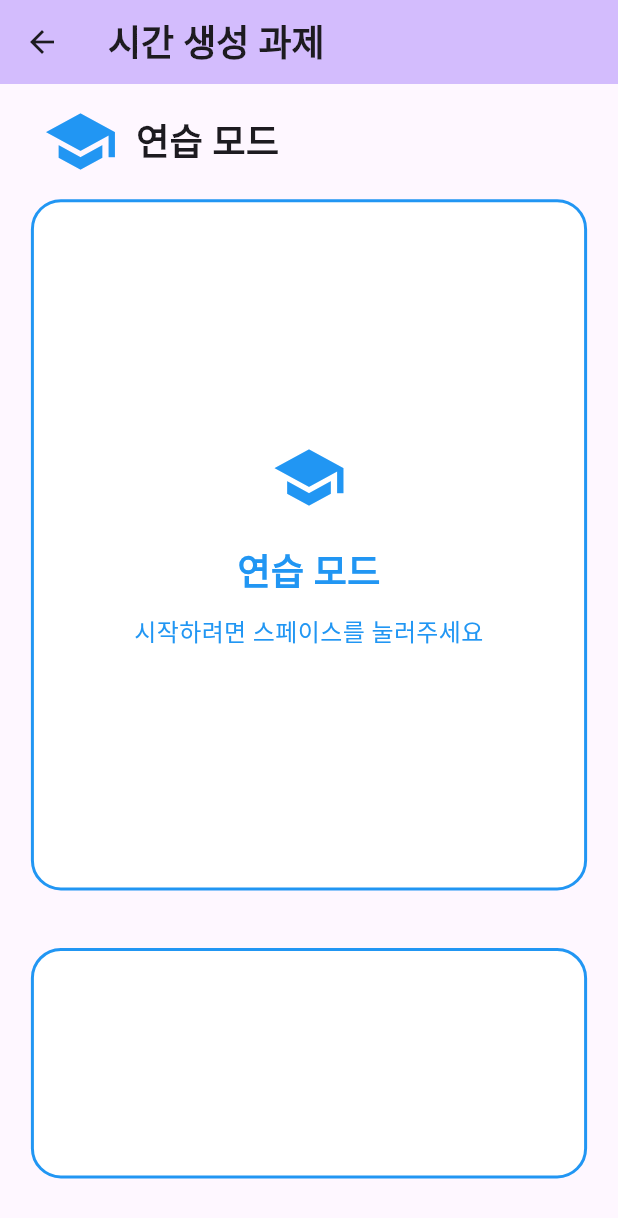
After one commit to dialer77/flutter_application_chrono_metrics, a Flutter app: the TimeGenerationPage screen opened directly, on a phone screen of 412 x 824 dp. The commit adds this screen. Shown: the top 1218 px of the screen. Run offline on Flutter 3.47's test engine with Material 3 defaults, Android fonts, the phone set to English and light mode, and no system bars; our stand-ins replace audioplayers; missing offline and left inert: window_manager.

Commit message:
시간 생성 페이지 작성 및 테스트 간이 내역 작성 및 UI 수정

```diff
--- a/lib/pages/main_menu_page.dart
+++ b/lib/pages/main_menu_page.dart
@@ -1,5 +1,6 @@
 import 'package:flutter/material.dart';
 import 'reaction_test_page.dart';
+import 'time_generation_page.dart';
 
 class MainMenuPage extends StatefulWidget {
   const MainMenuPage({super.key, required this.title});
@@ -13,7 +14,7 @@ class MainMenuPage extends StatefulWidget {
 class _MainMenuPageState extends State<MainMenuPage> {
   final List<(String, Widget?)> menuItems = [
     ('동작 반응성 속도 측정', const ReactionTestPage()),
-    ('시간 생성', null),
+    ('시간 생성', const TimeGenerationPage()),
     ('시간 추정 - 시각 자극', null),
     ('시간 추정 - 청각 자극', null),
     ('반응 기록', null),
--- /dev/null
+++ b/lib/pages/time_generation_page.dart
@@ -0,0 +1,237 @@
+import 'package:flutter/material.dart';
+import 'package:flutter/services.dart';
+import 'dart:async';
+import 'dart:math';
+
+class TimeGenerationPage extends StatefulWidget {
+  const TimeGenerationPage({super.key});
+
+  @override
+  State<TimeGenerationPage> createState() => _TimeGenerationPageState();
+}
+
+class _TimeGenerationPageState extends State<TimeGenerationPage> {
+  FocusNode focusNode = FocusNode();
+  bool isPracticeMode = true;
+  bool isStarted = false;
+  DateTime? startTime;
+  int? targetSeconds;
+  int? elapsedMilliseconds;
+  final Random random = Random();
+
+  @override
+  void initState() {
+    super.initState();
+    WidgetsBinding.instance.addPostFrameCallback((_) {
+      FocusScope.of(context).requestFocus(focusNode);
+    });
+  }
+
+  @override
+  void dispose() {
+    focusNode.dispose();
+    super.dispose();
+  }
+
+  void toggleMode() {
+    if (!isStarted) {
+      setState(() {
+        isPracticeMode = !isPracticeMode;
+        elapsedMilliseconds = null;
+      });
+    }
+  }
+
+  void startTest() {
+    setState(() {
+      isStarted = true;
+      startTime = DateTime.now();
+      elapsedMilliseconds = null;
+      if (isPracticeMode) {
+        targetSeconds = random.nextInt(5) + 1; // 1~5초 랜덤
+      }
+    });
+  }
+
+  void endTest() {
+    if (isStarted) {
+      final endTime = DateTime.now();
+      setState(() {
+        isStarted = false;
+        elapsedMilliseconds = endTime.difference(startTime!).inMilliseconds;
+        startTime = null;
+      });
+    }
+  }
+
+  void onSpacePressed() {
+    if (isStarted) {
+      endTest();
+    } else {
+      startTest();
+    }
+  }
+
+  String getDisplayText() {
+    if (!isStarted && elapsedMilliseconds != null) {
+      return '경과 시간: ${elapsedMilliseconds}ms\n목표 시간: ${targetSeconds! * 1000}ms';
+    } else if (isStarted) {
+      return isPracticeMode ? '$targetSeconds초' : '+';
+    } else {
+      return isPracticeMode ? '연습 모드' : '본실험 모드';
+    }
+  }
+
+  @override
+  Widget build(BuildContext context) {
+    return Scaffold(
+      appBar: AppBar(
+        title: const Text(
+          '시간 생성 과제',
+          style: TextStyle(fontSize: 24, fontWeight: FontWeight.bold),
+        ),
+        backgroundColor: Theme.of(context).colorScheme.inversePrimary,
+      ),
+      body: KeyboardListener(
+        focusNode: focusNode,
+        onKeyEvent: (KeyEvent event) {
+          if (event is KeyDownEvent) {
+            if (event.logicalKey == LogicalKeyboardKey.keyM) {
+              toggleMode();
+            } else if (event.logicalKey == LogicalKeyboardKey.space) {
+              onSpacePressed(); // 스페이스바 이벤트 처리를 별도 메서드로 분리
+            }
+          }
+        },
+        child: LayoutBuilder(
+          builder: (context, constraints) {
+            return Padding(
+              padding: EdgeInsets.only(
+                left: constraints.maxWidth * 0.05,
+                right: constraints.maxWidth * 0.05,
+                bottom: constraints.maxHeight * 0.05,
+              ),
+              child: Column(
+                children: [
+                  SizedBox(
+                    height: constraints.maxHeight * 0.1,
+                    child: Row(
+                      children: [
+                        IconButton(
+                          onPressed: isStarted ? null : toggleMode,
+                          icon: Icon(
+                            isPracticeMode ? Icons.school : Icons.science,
+                            size: 50,
+                            color: isPracticeMode ? Colors.blue : Colors.purple,
+                          ),
+                          tooltip: '${isPracticeMode ? "본실험" : "연습"} 모드로 전환 (M키)',
+                        ),
+                        SizedBox(
+                          width: constraints.maxWidth * 0.01,
+                        ),
+                        Text(
+                          isPracticeMode ? '연습 모드' : '본실험 모드',
+                          style: const TextStyle(
+                            fontSize: 24,
+                            fontWeight: FontWeight.bold,
+                          ),
+                        ),
+                      ],
+                    ),
+                  ),
+                  Center(
+                    child: Column(
+                      mainAxisAlignment: MainAxisAlignment.center,
+                      children: [
+                        Container(
+                          height: constraints.maxHeight * 0.6,
+                          decoration: BoxDecoration(
+                            color: Colors.white,
+                            borderRadius: BorderRadius.circular(20),
+                            border: Border.all(
+                              color: isPracticeMode ? Colors.blue : Colors.purple,
+                              width: 2,
+                            ),
+                          ),
+                          child: Center(
+                            child: isStarted || elapsedMilliseconds != null
+                                ? Column(
+                                    mainAxisAlignment: MainAxisAlignment.center,
+                                    children: [
+                                      Text(
+                                        getDisplayText(),
+                                        style: const TextStyle(
+                                          fontSize: 48,
+                                          fontWeight: FontWeight.bold,
+                                        ),
+                                        textAlign: TextAlign.center,
+                                      ),
+                                      if (elapsedMilliseconds != null) ...[
+                                        const SizedBox(height: 20),
+                                        const Text(
+                                          '스페이스바를 눌러 다시 시작',
+                                          style: TextStyle(
+                                            fontSize: 16,
+                                            color: Colors.grey,
+                                          ),
+                                        ),
+                                      ],
+                                    ],
+                                  )
+                                : Column(
+                                    mainAxisAlignment: MainAxisAlignment.center,
+                                    children: [
+                                      Icon(
+                                        isPracticeMode ? Icons.school : Icons.science,
+                                        size: 50,
+                                        color: isPracticeMode ? Colors.blue : Colors.purple,
+                                      ),
+                                      const SizedBox(height: 20),
+                                      Text(
+                                        isPracticeMode ? '연습 모드' : '본실험 모드',
+                                        style: TextStyle(
+                                          color: isPracticeMode ? Colors.blue : Colors.purple,
+                                          fontSize: 24,
+                                          fontWeight: FontWeight.bold,
+                                        ),
+                                      ),
+                                      const SizedBox(height: 10),
+                                      Text(
+                                        '시작하려면 스페이스를 눌러주세요',
+                                        style: TextStyle(
+                                          color: isPracticeMode ? Colors.blue : Colors.purple,
+                                          fontSize: 16,
+                                        ),
+                                        textAlign: TextAlign.center,
+                                      ),
+                                    ],
+                                  ),
+                          ),
+                        ),
+                      ],
+                    ),
+                  ),
+                  SizedBox(
+                    height: constraints.maxHeight * 0.05,
+                  ),
+                  Expanded(
+                    child: Container(
+                      decoration: BoxDecoration(
+                        color: Colors.white,
+                        borderRadius: BorderRadius.circular(20),
+                        border: Border.all(
+                          color: isPracticeMode ? Colors.blue : Colors.purple,
+                          width: 2,
+                        ),
+                      ),
+                    ),
+                  ),
+                ],
+              ),
+            );
+          },
+        ),
+      ),
+    );
+  }
+}
```
